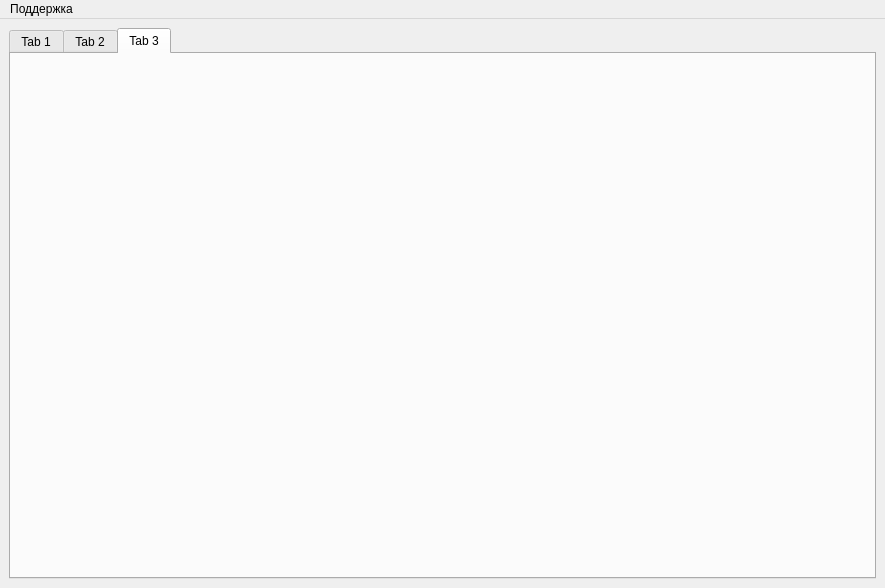
Old version of the form QtTry4/mainwindow.ui in the repository Vampire016/FQW_programm.
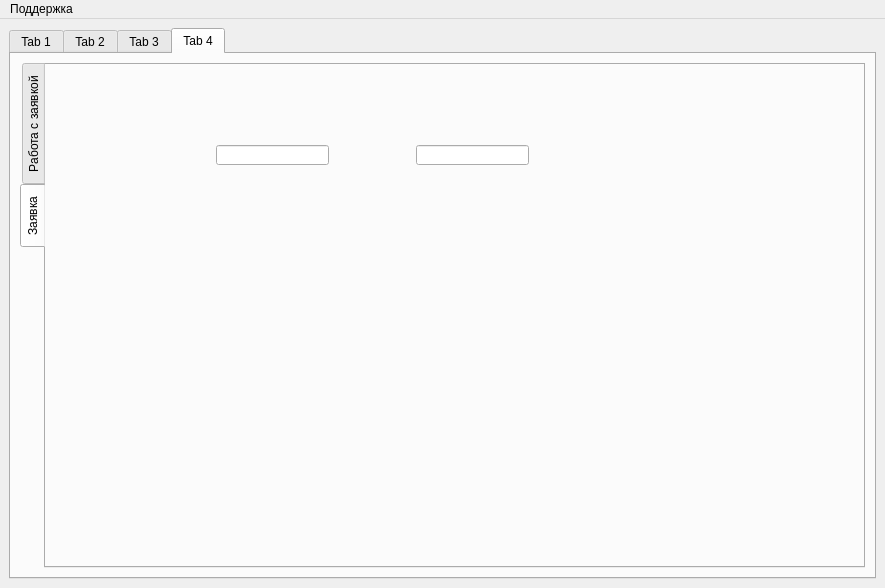
New version of the form. Custom widgets are drawn as their Qt base class.

Patch:
```diff
--- a/QtTry4/mainwindow.ui
+++ b/QtTry4/mainwindow.ui
@@ -18,7 +18,7 @@
     <item>
      <widget class="QTabWidget" name="tabWidget">
       <property name="currentIndex">
-       <number>2</number>
+       <number>3</number>
       </property>
       <widget class="QWidget" name="tab">
        <attribute name="title">
@@ -1057,6 +1057,53 @@
         <string>Tab 3</string>
        </attribute>
       </widget>
+      <widget class="QWidget" name="tab_4">
+       <attribute name="title">
+        <string>Tab 4</string>
+       </attribute>
+       <layout class="QHBoxLayout" name="horizontalLayout_2">
+        <item>
+         <widget class="TabWidget" name="tabWidget_2">
+          <property name="tabPosition">
+           <enum>QTabWidget::West</enum>
+          </property>
+          <property name="currentIndex">
+           <number>1</number>
+          </property>
+          <widget class="QWidget" name="tab_5">
+           <attribute name="title">
+            <string>Работа с заявкой</string>
+           </attribute>
+          </widget>
+          <widget class="ClickableWidget" name="tab_6">
+           <attribute name="title">
+            <string>Заявка</string>
+           </attribute>
+           <widget class="QLineEdit" name="lineEdit">
+            <property name="geometry">
+             <rect>
+              <x>170</x>
+              <y>80</y>
+              <width>113</width>
+              <height>20</height>
+             </rect>
+            </property>
+           </widget>
+           <widget class="QLineEdit" name="lineEdit_2">
+            <property name="geometry">
+             <rect>
+              <x>370</x>
+              <y>80</y>
+              <width>113</width>
+              <height>20</height>
+             </rect>
+            </property>
+           </widget>
+          </widget>
+         </widget>
+        </item>
+       </layout>
+      </widget>
      </widget>
     </item>
    </layout>
@@ -1124,6 +1171,20 @@
    </property>
   </action>
  </widget>
+ <customwidgets>
+  <customwidget>
+   <class>TabWidget</class>
+   <extends>QTabWidget</extends>
+   <header>qtabwidget_v.h</header>
+   <container>1</container>
+  </customwidget>
+  <customwidget>
+   <class>ClickableWidget</class>
+   <extends>QWidget</extends>
+   <header>clickablewidget.h</header>
+   <container>1</container>
+  </customwidget>
+ </customwidgets>
  <resources/>
  <connections/>
 </ui>
```
